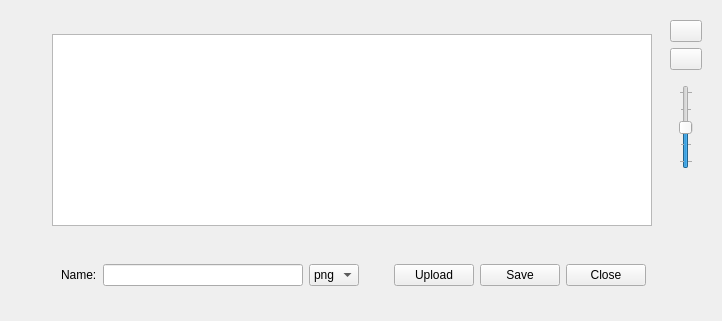
Before: the Qt Designer form src/snapshotpreview.ui in fdimuccio/kaption, drawn with Qt 5.
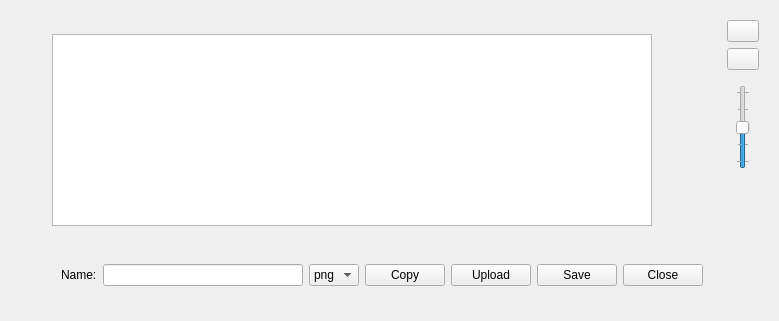
After: the same form once the commit is applied. Icons and pictures are not drawn. Custom widgets are drawn as their Qt base class.

Commit message: Copy to clipboard button

Patch:
```diff
--- a/src/snapshotpreview.ui
+++ b/src/snapshotpreview.ui
@@ -264,6 +264,13 @@
           </property>
          </spacer>
         </item>
+        <item>
+         <widget class="QPushButton" name="copyBtn">
+          <property name="text">
+           <string>Copy</string>
+          </property>
+         </widget>
+        </item>
         <item>
          <widget class="QPushButton" name="uploadBtn">
           <property name="text">
```
The commit also changes 2 other files.
